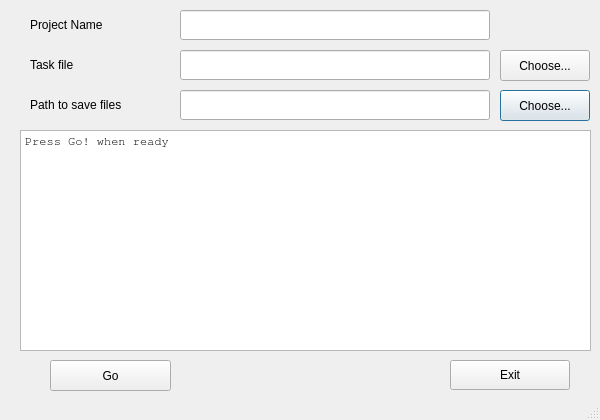
clam-project/clam, file CLAM_Annotator/SimacServicesClient/GUI.ui: the form before one commit.
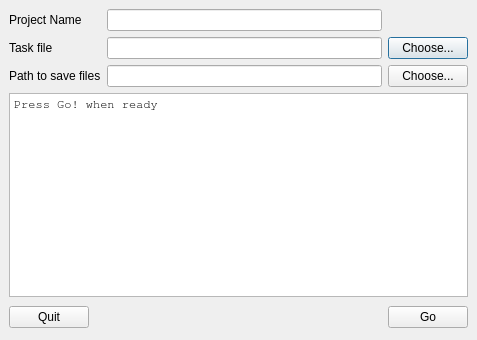
The form after the commit. Icons and pictures are not drawn. Custom widgets are drawn as their Qt base class.

What changed in the file:
```diff
--- a/CLAM_Annotator/SimacServicesClient/GUI.ui
+++ b/CLAM_Annotator/SimacServicesClient/GUI.ui
@@ -8,8 +8,8 @@
    <rect>
     <x>0</x>
     <y>0</y>
-    <width>600</width>
-    <height>420</height>
+    <width>477</width>
+    <height>340</height>
    </rect>
   </property>
   <property name="sizePolicy" >
@@ -26,155 +26,85 @@
   <property name="windowIcon" >
    <iconset>../src/images/annotator-icon1.png</iconset>
   </property>
-  <widget class="QStatusBar" name="statusbar" >
-   <property name="geometry" >
-    <rect>
-     <x>0</x>
-     <y>396</y>
-     <width>600</width>
-     <height>24</height>
-    </rect>
+  <layout class="QVBoxLayout" >
+   <property name="margin" >
+    <number>9</number>
    </property>
-  </widget>
-  <widget class="QWidget" name="centralwidget" >
-   <property name="geometry" >
-    <rect>
-     <x>0</x>
-     <y>0</y>
-     <width>611</width>
-     <height>401</height>
-    </rect>
+   <property name="spacing" >
+    <number>6</number>
    </property>
-   <widget class="QLineEdit" name="projectEdit" >
-    <property name="geometry" >
-     <rect>
-      <x>180</x>
-      <y>10</y>
-      <width>310</width>
-      <height>30</height>
-     </rect>
-    </property>
+   <item>
+    <layout class="QGridLayout" >
+     <property name="margin" >
+      <number>0</number>
+     </property>
+     <property name="spacing" >
+      <number>6</number>
+     </property>
+     <item row="0" column="0" >
+      <widget class="QLabel" name="projectLabel" >
     <property name="text" >
-     <string/>
-    </property>
-   </widget>
-   <widget class="QLabel" name="pathLabel" >
-    <property name="geometry" >
-     <rect>
-      <x>30</x>
-      <y>90</y>
-      <width>134</width>
-      <height>30</height>
-     </rect>
-    </property>
+        <string>Project Name</string>
+       </property>
+      </widget>
+     </item>
+     <item row="1" column="2" >
+      <widget class="QPushButton" name="taskButton" >
     <property name="text" >
-     <string>Path to save files</string>
-    </property>
-   </widget>
-   <widget class="QLineEdit" name="taskEdit" >
-    <property name="geometry" >
-     <rect>
-      <x>180</x>
-      <y>50</y>
-      <width>310</width>
-      <height>30</height>
-     </rect>
-    </property>
+        <string>Choose...</string>
+       </property>
+      </widget>
+     </item>
+     <item row="2" column="1" >
+      <widget class="QLineEdit" name="pathEdit" >
     <property name="text" >
      <string/>
     </property>
    </widget>
+     </item>
+     <item row="2" column="2" >
    <widget class="QPushButton" name="pathButton" >
-    <property name="geometry" >
-     <rect>
-      <x>500</x>
-      <y>90</y>
-      <width>90</width>
-      <height>31</height>
-     </rect>
-    </property>
     <property name="text" >
      <string>Choose...</string>
     </property>
    </widget>
+     </item>
+     <item row="0" column="1" >
+      <widget class="QLineEdit" name="projectEdit" >
+       <property name="text" >
+        <string/>
+       </property>
+      </widget>
+     </item>
+     <item row="1" column="0" >
    <widget class="QLabel" name="taskLabel" >
-    <property name="geometry" >
-     <rect>
-      <x>30</x>
-      <y>50</y>
-      <width>70</width>
-      <height>30</height>
-     </rect>
-    </property>
     <property name="text" >
      <string>Task file</string>
     </property>
    </widget>
-   <widget class="QLineEdit" name="pathEdit" >
-    <property name="geometry" >
-     <rect>
-      <x>180</x>
-      <y>90</y>
-      <width>310</width>
-      <height>30</height>
-     </rect>
-    </property>
+     </item>
+     <item row="1" column="1" >
+      <widget class="QLineEdit" name="taskEdit" >
     <property name="text" >
      <string/>
     </property>
    </widget>
-   <widget class="QPushButton" name="exitButton" >
-    <property name="geometry" >
-     <rect>
-      <x>450</x>
-      <y>360</y>
-      <width>120</width>
-      <height>30</height>
-     </rect>
-    </property>
+     </item>
+     <item row="2" column="0" >
+      <widget class="QLabel" name="pathLabel" >
     <property name="text" >
-     <string>Exit</string>
-    </property>
-   </widget>
-   <widget class="QPushButton" name="taskButton" >
-    <property name="geometry" >
-     <rect>
-      <x>500</x>
-      <y>50</y>
-      <width>90</width>
-      <height>31</height>
-     </rect>
-    </property>
-    <property name="text" >
-     <string>Choose...</string>
-    </property>
-   </widget>
-   <widget class="QLabel" name="projectLabel" >
-    <property name="geometry" >
-     <rect>
-      <x>30</x>
-      <y>10</y>
-      <width>120</width>
-      <height>30</height>
-     </rect>
-    </property>
-    <property name="text" >
-     <string>Project Name</string>
-    </property>
-   </widget>
-   <widget class="QTextBrowser" name="logEdit" >
-    <property name="geometry" >
-     <rect>
-      <x>20</x>
-      <y>130</y>
-      <width>571</width>
-      <height>221</height>
-     </rect>
-    </property>
+        <string>Path to save files</string>
+       </property>
+      </widget>
+     </item>
+    </layout>
+   </item>
+   <item>
+    <widget class="BocaTaskRunner" name="logEdit" >
     <property name="font" >
      <font>
       <family>FreeMono</family>
-      <pointsize>9</pointsize>
+       <pointsize>11</pointsize>
       <weight>50</weight>
       <italic>false</italic>
       <bold>false</bold>
@@ -182,26 +112,63 @@
       <strikeout>false</strikeout>
      </font>
     </property>
+     <property name="readOnly" >
+      <bool>false</bool>
+     </property>
     <property name="html" >
-     <string>&lt;html>&lt;head>&lt;meta name="qrichtext" content="1" />&lt;/head>&lt;body style=" white-space: pre-wrap; font-family:FreeMono; font-size:9pt; font-weight:400; font-style:normal; text-decoration:none;">&lt;p style=" margin-top:0px; margin-bottom:0px; margin-left:0px; margin-right:0px; -qt-block-indent:0; text-indent:0px;">Press Go! when ready&lt;/p>&lt;/body>&lt;/html></string>
-    </property>
-   </widget>
+      <string>&lt;html>&lt;head>&lt;meta name="qrichtext" content="1" />&lt;/head>&lt;body style=" white-space: pre-wrap; font-family:FreeMono; font-size:11pt; font-weight:400; font-style:normal; text-decoration:none;">&lt;p style=" margin-top:0px; margin-bottom:0px; margin-left:0px; margin-right:0px; -qt-block-indent:0; text-indent:0px; font-size:9pt;">Press Go! when ready&lt;/p>&lt;/body>&lt;/html></string>
+     </property>
+    </widget>
+   </item>
+   <item>
+    <layout class="QHBoxLayout" >
+     <property name="margin" >
+      <number>0</number>
+     </property>
+     <property name="spacing" >
+      <number>6</number>
+     </property>
+     <item>
+      <widget class="QPushButton" name="exitButton" >
+       <property name="text" >
+        <string>Quit</string>
+       </property>
+      </widget>
+     </item>
+     <item>
+      <spacer>
+       <property name="orientation" >
+        <enum>Qt::Horizontal</enum>
+       </property>
+       <property name="sizeHint" >
+        <size>
+         <width>271</width>
+         <height>28</height>
+        </size>
+       </property>
+      </spacer>
+     </item>
+     <item>
    <widget class="QPushButton" name="goButton" >
-    <property name="geometry" >
-     <rect>
-      <x>50</x>
-      <y>360</y>
-      <width>121</width>
-      <height>31</height>
-     </rect>
-    </property>
     <property name="text" >
      <string>Go</string>
     </property>
    </widget>
-  </widget>
+     </item>
+    </layout>
+   </item>
+  </layout>
  </widget>
  <pixmapfunction></pixmapfunction>
+ <customwidgets>
+  <customwidget>
+   <class>BocaTaskRunner</class>
+   <extends>QTextBrowser</extends>
+   <header>BocaTaskRunner.hxx</header>
+   <container>0</container>
+   <pixmap></pixmap>
+  </customwidget>
+ </customwidgets>
  <resources/>
  <connections/>
 </ui>
```
Left out of the diff: 19 changed lines with no effect on the pictures. Lines whose indentation alone changed are shown as unchanged.
